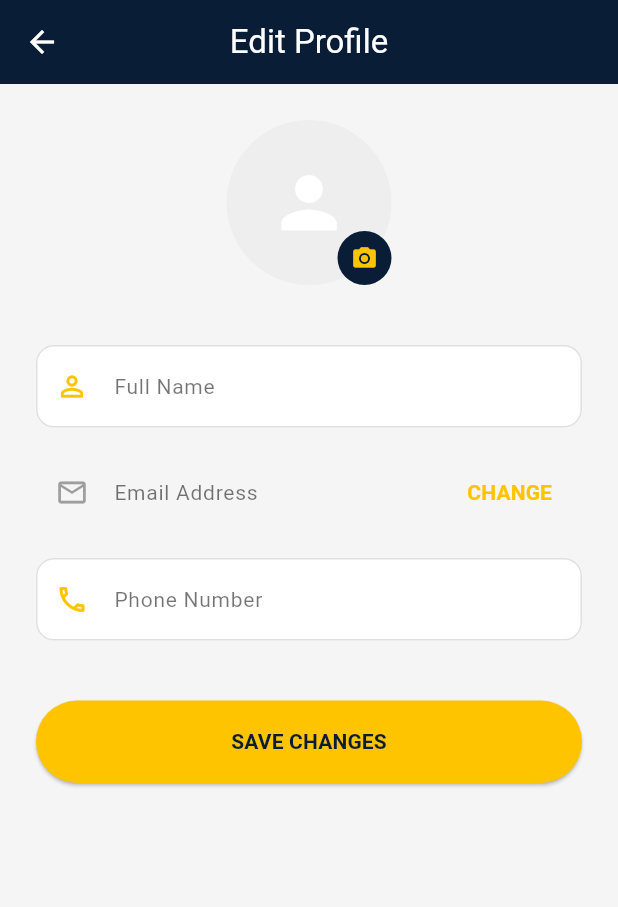
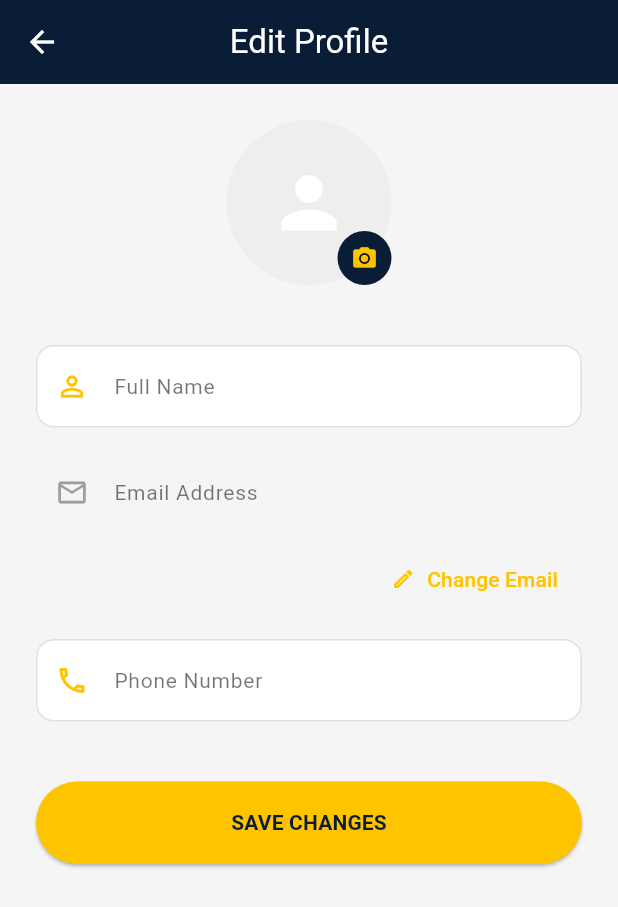
Before and after one commit to AbdullahJatoi007/Mera-Ashiana, a Flutter app: the EditProfileScreen screen opened directly, on a phone screen of 412 x 824 dp. Shown: the top 907 px of the screen. Run offline on Flutter 3.47's test engine with Material 3 defaults, Android fonts, the phone set to English and light mode, and no system bars; our stand-ins replace connectivity_plus, dio, flutter_secure_storage, google_sign_in, image_picker, shared_preferences; accounts and stored records are empty; network calls fail; statements that could not run were skipped.

```diff
--- a/lib/core/network/endpoints.dart
+++ b/lib/core/network/endpoints.dart
@@ -18,6 +18,18 @@ class Endpoints {
   static const String logout = "$apiBase/auth/mobile/session/logout";
 
   static const String refreshToken = "$apiBase/auth/mobile/session/refresh";
+
+  // ───────── FORGOT PASSWORD (lives on the WEB identity router) ─────────
+  // ⚠️ These routes are NOT under /mobile/identity. Set _webIdentityBase to
+  // wherever the web identity router is mounted. Defaulting to /auth/identity;
+  // the commented line is the other likely option. A wrong base → 404.
+  static const String _webIdentityBase = "$apiBase/auth/identity";
+  // static const String _webIdentityBase = "$apiBase/auth/web/identity";
+
+  static const String forgotPasswordSendOtp =
+      "$_webIdentityBase/forgot-password/send-otp"; // body: { email }
+  static const String forgotPasswordReset =
+      "$_webIdentityBase/forgot-password/reset"; // body: { email, otp, password }
 
   // ───────── PROFILE ─────────
   static const String profile = "$apiBase/auth/profile";
--- a/lib/core/routes/app_pages.dart
+++ b/lib/core/routes/app_pages.dart
@@ -3,7 +3,6 @@ import 'package:mera_ashiana/core/routes/app_routes.dart';
 import 'package:mera_ashiana/shared/widgets/base/splash_screen.dart';
 import 'package:mera_ashiana/authentication_bottom_sheet.dart';
 import '../../features/auth/screens/forgot_password_screen.dart';
-import '../../features/auth/screens/reset_password_screen.dart';
 import '../../shared/widgets/base/main_scaffold.dart';
 
 class AppPages {
@@ -20,7 +19,7 @@ class AppPages {
 
     // Added Missing Routes
     AppRoutes.forgotPassword: (context) => const ForgotPasswordScreen(),
-    AppRoutes.resetPassword: (context) => const ResetPasswordScreen(),
+
 
     AppRoutes.main: (context) => const MainScaffold(),
   };
--- a/lib/data/services/google_login_service.dart
+++ b/lib/data/services/google_login_service.dart
@@ -10,7 +10,7 @@ class GoogleLoginService {
 
   // ⚠️ MUST equal the backend's GOOGLE_CLIENT_ID — the WEB OAuth client ID.
   static const String _webClientId =
-      'YOUR_WEB_CLIENT_ID.apps.googleusercontent.com';
+      '1036155739982-20djadcgpfr33srf98tm7943r863kum9.apps.googleusercontent.com';
 
   // iOS only (or set via Info.plist). Leave null on Android.
   static const String? _iosClientId = null;
--- a/lib/features/profile/screens/edit_profile_screen.dart
+++ b/lib/features/profile/screens/edit_profile_screen.dart
@@ -255,8 +255,8 @@ class _EditProfileScreenState extends State<EditProfileScreen> {
               const SizedBox(height: 16),
 
               // Email Field with Update Button
-              Stack(
-                alignment: Alignment.centerRight,
+              Column(
+                crossAxisAlignment: CrossAxisAlignment.end,
                 children: [
                   _buildModernField(
                     controller: _emailController,
@@ -266,17 +266,13 @@ class _EditProfileScreenState extends State<EditProfileScreen> {
                     yellow: yellow,
                     enabled: false,
                   ),
-                  Padding(
-                    padding: const EdgeInsets.only(right: 8.0),
-                    child: TextButton(
-                      onPressed: _handleEmailChangeRequest,
-                      child: Text(
-                        "CHANGE",
-                        style: TextStyle(
-                          color: yellow,
-                          fontWeight: FontWeight.bold,
-                        ),
-                      ),
+                  const SizedBox(height: 6),
+                  TextButton.icon(
+                    onPressed: _handleEmailChangeRequest,
+                    icon: Icon(Icons.edit_outlined, size: 16),
+                    label: const Text("Change Email"),
+                    style: TextButton.styleFrom(
+                      foregroundColor: yellow,
                     ),
                   ),
                 ],
```
Also changed, not shown: lib/data/services/auth/auth_service.dart (+53 -27 lines), lib/features/auth/screens/forgot_password_screen.dart (+62 -8 lines), lib/features/auth/screens/reset_password_screen.dart (+122 -10 lines).
